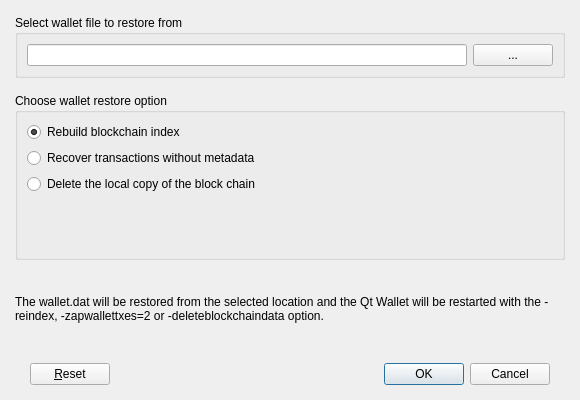
Qt form src/qt/forms/restoredialog.ui (qtumproject/qtum) before a commit.
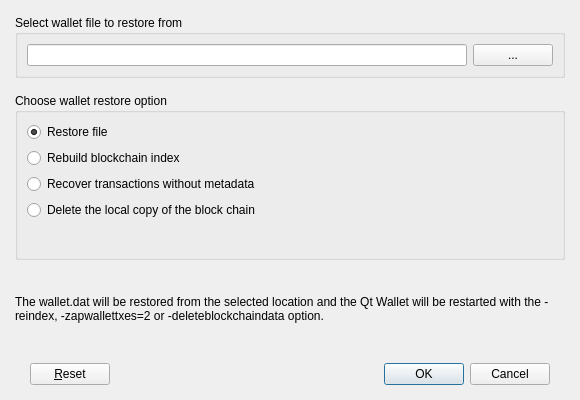
The same form after that commit.

Commit message: Add option to restore wallet from file without param

```diff
--- a/src/qt/forms/restoredialog.ui
+++ b/src/qt/forms/restoredialog.ui
@@ -82,15 +82,22 @@
        </property>
        <layout class="QVBoxLayout" name="verticalLayout">
         <item>
-         <widget class="QRadioButton" name="rbReindex">
+         <widget class="QRadioButton" name="rbRestoreFile">
           <property name="text">
-           <string>Rebuild blockchain index</string>
+           <string>Restore file</string>
           </property>
           <property name="checked">
            <bool>true</bool>
           </property>
          </widget>
         </item>
+        <item>
+         <widget class="QRadioButton" name="rbReindex">
+          <property name="text">
+           <string>Rebuild blockchain index</string>
+          </property>
+         </widget>
+        </item>
         <item>
          <widget class="QRadioButton" name="rbZapWallet">
           <property name="text">
```
The commit also changes 2 other files.
